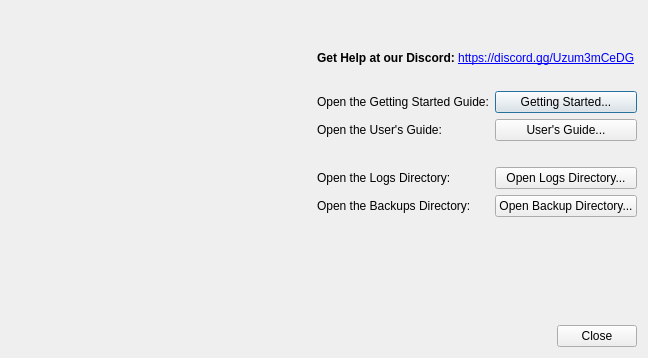
First picture: the form in DMHelper/src/helpdialog.ui, repository MMetze/DMHelper, before the edit.
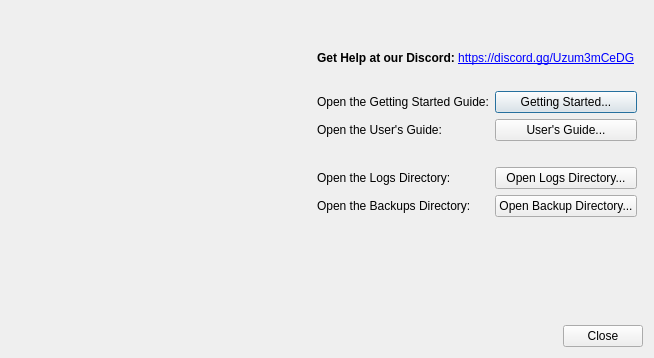
Second picture: the form after the edit. Icons and pictures are not drawn.

Diff of the .ui file:
```diff
--- a/DMHelper/src/helpdialog.ui
+++ b/DMHelper/src/helpdialog.ui
@@ -6,7 +6,7 @@
    <rect>
     <x>0</x>
     <y>0</y>
-    <width>648</width>
+    <width>654</width>
     <height>358</height>
    </rect>
   </property>
@@ -18,7 +18,7 @@
   </property>
   <layout class="QVBoxLayout" name="verticalLayout_3">
    <item>
-    <layout class="QHBoxLayout" name="horizontalLayout" stretch="0,1">
+    <layout class="QHBoxLayout" name="horizontalLayout" stretch="0,0,1">
      <item>
       <layout class="QVBoxLayout" name="verticalLayout_2">
        <item>
@@ -150,14 +150,14 @@
          <item row="3" column="0">
           <widget class="QLabel" name="label_5">
            <property name="text">
-            <string>           </string>
+            <string/>
            </property>
           </widget>
          </item>
          <item row="0" column="0">
           <widget class="QLabel" name="label_7">
            <property name="text">
-            <string>           </string>
+            <string/>
            </property>
           </widget>
          </item>
@@ -178,6 +178,19 @@
        </item>
       </layout>
      </item>
+     <item>
+      <spacer name="horizontalSpacer">
+       <property name="orientation">
+        <enum>Qt::Horizontal</enum>
+       </property>
+       <property name="sizeHint" stdset="0">
+        <size>
+         <width>40</width>
+         <height>20</height>
+        </size>
+       </property>
+      </spacer>
+     </item>
     </layout>
    </item>
    <item>
```
Left out of the diff: 28 changed lines with no effect on the pictures.
